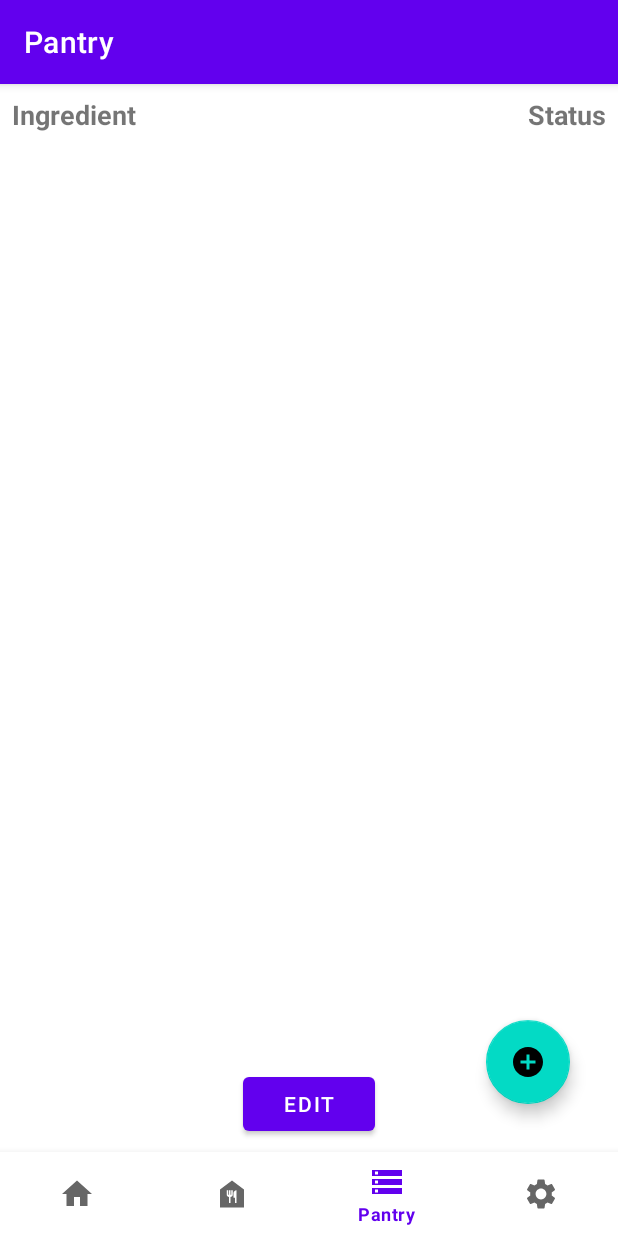
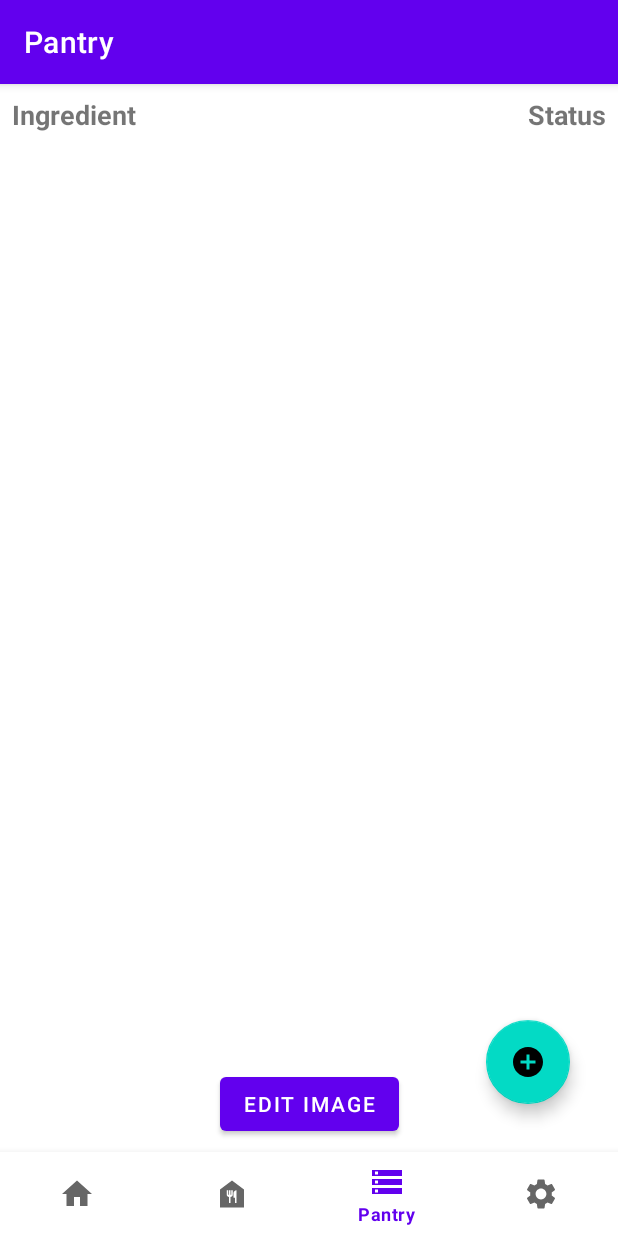
Before and after one commit to czhang83/comp371_meal_planner_final, an Android app: the screen it shows after launch (MainActivity), item 3 of the bottom bar chosen, on a phone screen of 412 x 824 dp. Run offline under Robolectric (Android 15) with nearby library versions, the phone set to English and light mode, and no system bars; our stand-ins replace Room's generated code, navigation-ui.

Commit message:
Add camera to take picture for dishes.

```diff
--- a/app/build.gradle
+++ b/app/build.gradle
@@ -46,7 +46,7 @@ dependencies {
     implementation "androidx.room:room-runtime:$room_version"
     annotationProcessor "androidx.room:room-compiler:$room_version"
     // optional - RxJava3 support for Room
-    implementation "androidx.room:room-rxjava3:$room_version"
+    //implementation "androidx.room:room-rxjava3:$room_version"
 
     implementation 'com.loopj.android:android-async-http:1.4.9'
     implementation 'com.squareup.picasso:picasso:2.71828'
--- a/app/src/main/java/com/example/mealplanner/AddDishFromSearchActivity.java
+++ b/app/src/main/java/com/example/mealplanner/AddDishFromSearchActivity.java
@@ -140,10 +140,9 @@ public class AddDishFromSearchActivity extends AppCompatActivity {
             } else if(!breakfast && !lunch && !dinner && !dessert){
                 toastError(getString(R.string.no_dish_type));
             }else{
-                appViewModel.insertDishWithDishIngredient(new Dish(dishName, dishType, breakfast, lunch, dinner, dessert),
+                appViewModel.insertDishWithDishIngredient(new Dish(dishName, dishType, breakfast, lunch, dinner, dessert, dish_image_url),
                         dishIngredients);
                 finish();
-                // TODO store image_url
             }
         });
 
--- a/app/src/main/java/com/example/mealplanner/SearchDishActivity.java
+++ b/app/src/main/java/com/example/mealplanner/SearchDishActivity.java
@@ -35,7 +35,7 @@ public class SearchDishActivity extends AppCompatActivity {
     private RecyclerView recyclerView_search_result;
     private EditText editText_search_dish;
 
-    private static AsyncHttpClient client = new AsyncHttpClient();
+    private static final AsyncHttpClient client = new AsyncHttpClient();
     String api_url = "https://www.themealdb.com/api/json/v1/1/search.php?s=";
 
     protected void onCreate(@Nullable Bundle savedInstanceState) {
--- a/app/src/main/java/com/example/mealplanner/database/AppRepository.java
+++ b/app/src/main/java/com/example/mealplanner/database/AppRepository.java
@@ -9,12 +9,12 @@ import androidx.lifecycle.LiveData;
 
 public class AppRepository {
 
-    private DishDAO dishDAO;
-    private IngredientDAO ingredientDAO;
-    private DishIngredientDAO dishIngredientDAO;
+    private final DishDAO dishDAO;
+    private final IngredientDAO ingredientDAO;
+    private final DishIngredientDAO dishIngredientDAO;
 
-    private LiveData<List<Dish>> allDishes;
-    private LiveData<List<Ingredient>> allIngredients;
+    private final LiveData<List<Dish>> allDishes;
+    private final LiveData<List<Ingredient>> allIngredients;
 
     AppRepository() {
         AppDatabase db = AppApplication.getDatabase();
@@ -41,6 +41,10 @@ public class AppRepository {
 
     void deleteDish(String name){
         AppDatabase.databaseWriteExecutor.execute(() -> dishDAO.deleteDish(name));
+    }
+
+    void updateImagePath(String dish_name, String image_path){
+        AppDatabase.databaseWriteExecutor.execute(() -> dishDAO.updateImagePath(dish_name, image_path));
     }
 
     void insertIngredient(Ingredient ingredient) {
--- a/app/src/main/java/com/example/mealplanner/database/AppViewModel.java
+++ b/app/src/main/java/com/example/mealplanner/database/AppViewModel.java
@@ -10,7 +10,7 @@ import androidx.lifecycle.LiveData;
 
 public class AppViewModel extends AndroidViewModel {
 
-    private AppRepository repository;
+    private final AppRepository repository;
 
     private final LiveData<List<Dish>> allDishes;
     private final LiveData<List<Ingredient>> allIngredients;
@@ -33,6 +33,10 @@ public class AppViewModel extends AndroidViewModel {
 
     public void deleteDish(String name) {
         repository.deleteDish(name);
+    }
+
+    public void updateImagePath(String dish_name, String image_path){
+        repository.updateImagePath(dish_name, image_path);
     }
 
     public void insertIngredient(Ingredient ingredient){
--- a/app/src/main/java/com/example/mealplanner/database/DishDAO.java
+++ b/app/src/main/java/com/example/mealplanner/database/DishDAO.java
@@ -11,6 +11,9 @@ import androidx.room.Query;
 
 @Dao
 public interface DishDAO {
+    @Query("UPDATE dishes_table SET image_path = :image_path WHERE dish_name LIKE :dish_name")
+    void updateImagePath(String dish_name, String image_path);
+
     @Query("SELECT * FROM dishes_table")
     LiveData<List<Dish>> getAllDishes();
 
--- a/app/src/main/java/com/example/mealplanner/recyclerview/DishAdapter.java
+++ b/app/src/main/java/com/example/mealplanner/recyclerview/DishAdapter.java
@@ -11,6 +11,7 @@ import android.widget.TextView;
 import com.example.mealplanner.DishDetailActivity;
 import com.example.mealplanner.R;
 import com.example.mealplanner.database.Dish;
+import com.squareup.picasso.Picasso;
 
 import java.util.List;
 
@@ -43,10 +44,7 @@ public class DishAdapter extends RecyclerView.Adapter<DishAdapter.ViewHolder>{
         holder.textView_item_dish_name.setText(dish.getDish_name());
         holder.textView_item_dish_type.setText(dish.getDish_type());
         holder.textView_item_meal_type.setText(dish.getMealTypes());
-
-
-        // TODO load image
-        //Picasso.get().load(dish.getImageUrl()).into(holder.imageView_beer);
+        Picasso.get().load(dish.getImagePath()).into(holder.imageView_dish);
 
         // open to a detail page
         holder.itemView.setOnClickListener(view -> {
--- a/app/src/main/java/com/example/mealplanner/recyclerview/IngredientCheckboxAdapter.java
+++ b/app/src/main/java/com/example/mealplanner/recyclerview/IngredientCheckboxAdapter.java
@@ -21,7 +21,7 @@ import androidx.recyclerview.widget.RecyclerView;
 
 public class IngredientCheckboxAdapter extends RecyclerView.Adapter<IngredientCheckboxAdapter.ViewHolder>{
     private List<Ingredient> ingredients;
-    private Map<Ingredient, Boolean> checked; // whether an ingredient is checked
+    private final Map<Ingredient, Boolean> checked; // whether an ingredient is checked
     private boolean allChecked = false;
 
     //pass this list into the constructor of the adapter
--- a/app/src/main/java/com/example/mealplanner/recyclerview/IngredientEditAdapter.java
+++ b/app/src/main/java/com/example/mealplanner/recyclerview/IngredientEditAdapter.java
@@ -27,7 +27,7 @@ import androidx.recyclerview.widget.RecyclerView;
 
 public class IngredientEditAdapter extends RecyclerView.Adapter<IngredientEditAdapter.ViewHolder>{
     private List<Ingredient> ingredients;
-    private HashMap<String, String> updatedIngredients; // keep track of the ingredient and ingredient's status that got changed
+    private final HashMap<String, String> updatedIngredients; // keep track of the ingredient and ingredient's status that got changed
 
     //pass this list into the constructor of the adapter
     public IngredientEditAdapter(List<Ingredient> ingredients){
--- a/app/src/main/java/com/example/mealplanner/utilities/LightSensor.java
+++ b/app/src/main/java/com/example/mealplanner/utilities/LightSensor.java
@@ -11,9 +11,9 @@ import androidx.appcompat.app.AppCompatDelegate;
 public class LightSensor {
     // each activity have one sensor instance
     // switch between dark and light mode depending on light sensor data
-    private Context context;
-    private SensorManager sensorManager;
-    private Sensor lightSensor;
+    private final Context context;
+    private final SensorManager sensorManager;
+    private final Sensor lightSensor;
 
     public LightSensor(Context context){
         this.context = context;
--- a/app/src/main/res/layout/activity_dish_detail.xml
+++ b/app/src/main/res/layout/activity_dish_detail.xml
@@ -15,8 +15,8 @@
 
         <ImageView
             android:id="@+id/imageView_detail_dish"
-            android:layout_width="wrap_content"
-            android:layout_height="wrap_content"
+            android:layout_width="150dp"
+            android:layout_height="150dp"
             android:layout_marginTop="8dp"
             android:layout_marginEnd="8dp"
             app:layout_constraintEnd_toEndOf="parent"
--- a/app/src/main/res/values/strings.xml
+++ b/app/src/main/res/values/strings.xml
@@ -20,12 +20,13 @@
     <string name="no_dish_type">Please select at least one dish type</string>
     <string name="search_hint">Search by dish name</string>
     <string name="api_fail">API request failed</string>
+    <string name="camera_fail">Open camera failed</string>
 
     <string name="button_add_customize">Custimize dish</string>
     <string name="button_search_on_browser">Browser Search</string>
     <string name="button_search">Search</string>
     <string name="button_delete">Delete</string>
-    <string name="button_edit">Edit</string>
+    <string name="button_edit">Edit Image</string>
     <string name="button_save">Save</string>
 
     <string name="ingredient_name">Ingredient name</string>
--- /dev/null
+++ b/app/src/main/res/xml/file_paths.xml
@@ -0,0 +1,4 @@
+<?xml version="1.0" encoding="utf-8"?>
+<paths xmlns:android="http://schemas.android.com/apk/res/android">
+    <external-files-path name="my_images" path="Pictures" />
+</paths>
```
Also changed, not shown: app/src/main/AndroidManifest.xml (+15 -0 lines), app/src/main/java/com/example/mealplanner/DishDetailActivity.java (+94 -4 lines), app/src/main/java/com/example/mealplanner/database/Dish.java (+19 -1 lines), app/src/main/res/layout/activity_search_dish.xml (+37 -24 lines), 1 other file.
